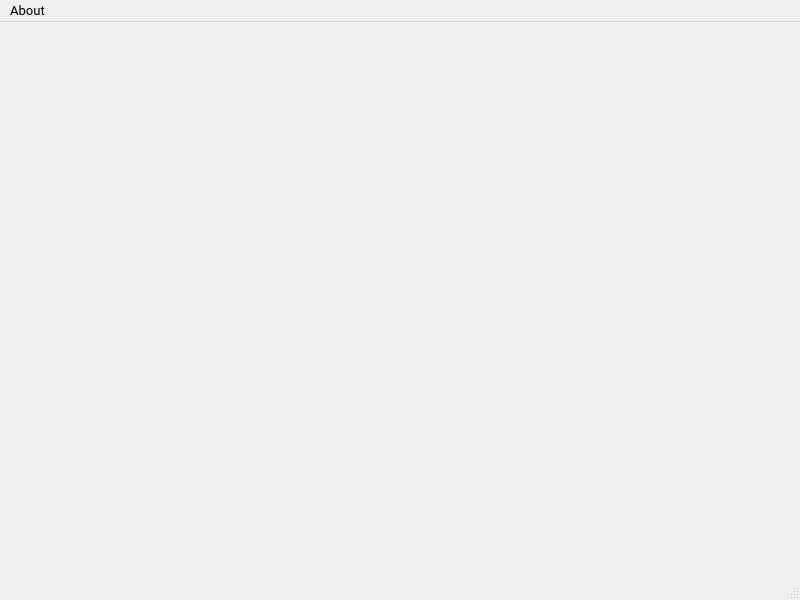
Before: the Qt Designer form src/software-qt/EMBO/window_scope.ui in parezj/EMBO, drawn with Qt 5.
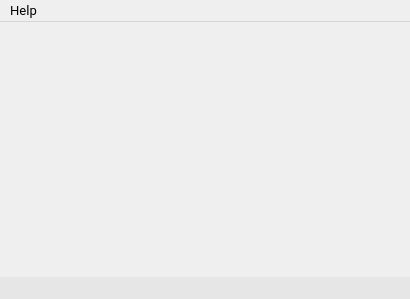
After: the same form once the commit is applied. Icons and pictures are not drawn.

The edit to the form file:
```diff
--- a/src/software-qt/EMBO/window_scope.ui
+++ b/src/software-qt/EMBO/window_scope.ui
@@ -6,8 +6,8 @@
    <rect>
     <x>0</x>
     <y>0</y>
-    <width>800</width>
-    <height>600</height>
+    <width>410</width>
+    <height>299</height>
    </rect>
   </property>
   <property name="font">
@@ -29,20 +29,24 @@
     <rect>
      <x>0</x>
      <y>0</y>
-     <width>800</width>
+     <width>410</width>
      <height>21</height>
     </rect>
    </property>
-   <widget class="QMenu" name="menuAbout">
+   <widget class="QMenu" name="menuHelp">
     <property name="title">
-     <string>About</string>
+     <string>Help</string>
     </property>
     <addaction name="actionHelp"/>
    </widget>
-   <addaction name="menuAbout"/>
+   <addaction name="menuHelp"/>
   </widget>
-  <widget class="QStatusBar" name="statusbar"/>
-  <action name="actionHelp">
+  <widget class="QStatusBar" name="statusbar">
+   <property name="styleSheet">
+    <string notr="true">background-color: rgb(230, 230, 230);</string>
+   </property>
+  </widget>
+  <action name="actionAbout">
    <property name="icon">
     <iconset resource="resources.qrc">
      <normaloff>:/main/resources/img/info.svg</normaloff>:/main/resources/img/info.svg</iconset>
```
Left out of the diff: 4 changed lines with no effect on the pictures.
